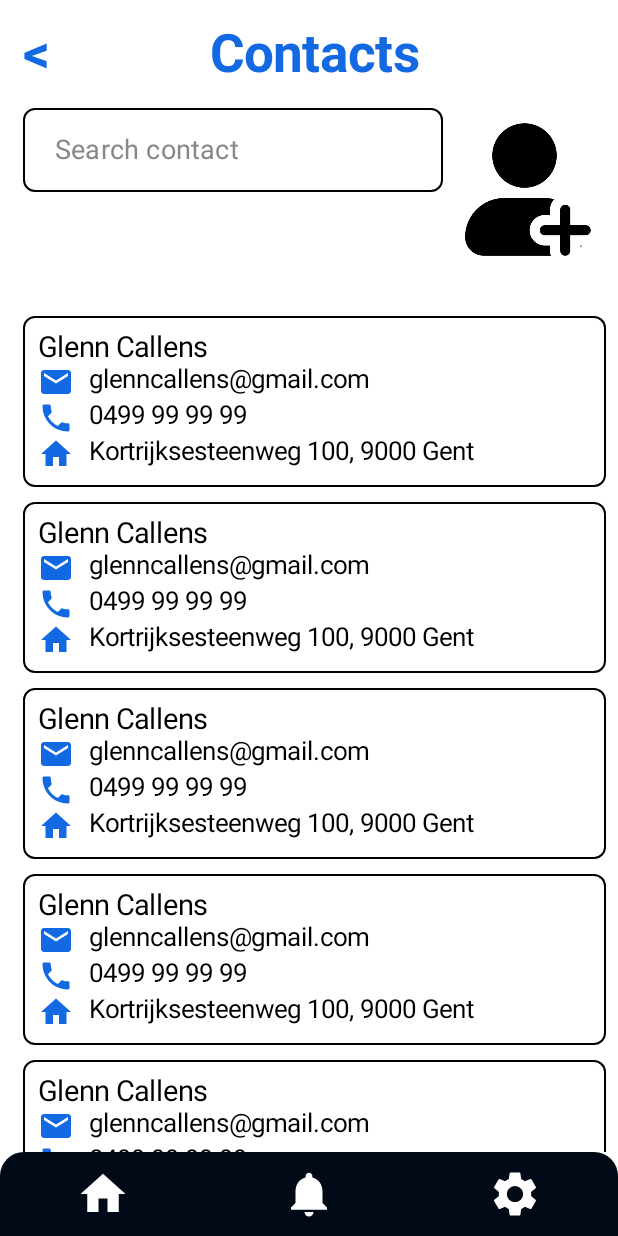
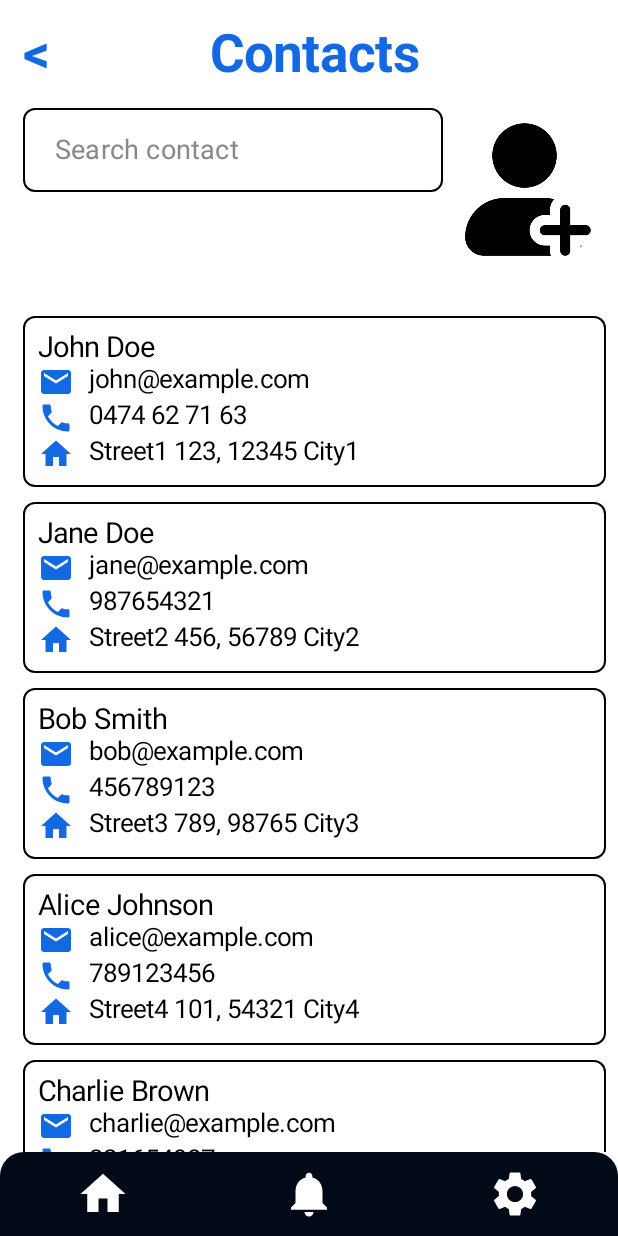
Before and after one commit to JarneLosschaert/DeliverMe-user, an Android app built with Jetpack Compose: the DeliverMeApp screen opened through its navigation route, after a tap on "Contacts", on a phone screen of 412 x 824 dp. Run offline under Robolectric (Android 15) with nearby library versions, the phone set to English and light mode, and no system bars.

Commit message:
added logic to contacts page

```diff
--- a/app/src/main/java/be/howest/jarnelosschaert/deliverme/helpers/CheckFunctions.kt
+++ b/app/src/main/java/be/howest/jarnelosschaert/deliverme/helpers/CheckFunctions.kt
@@ -24,7 +24,7 @@ fun checkValuesSignUp(
     if (phone.isBlank()) {
         errors.add("Phone number is required.")
     } else if (!isValidPhoneNumber(phone)) {
-        errors.add("Invalid phone number format.")
+        errors.add("Invalid phone number format (ex: 0499999999).")
     }
 
     if (password.isBlank()) {
@@ -66,7 +66,7 @@ fun checkAddress(HomeAddress: HomeAddress): List<String> {
     if (HomeAddress.zip.isBlank()) {
         errors.add("Zip code is required.")
     } else if (!isValidPostalCode(HomeAddress.zip)) {
-        errors.add("Invalid postal zip code format.")
+        errors.add("Invalid zip code format.")
     }
 
     if (HomeAddress.city.isBlank()) {
@@ -84,12 +84,13 @@ private fun isValidPostalCode(zip: String): Boolean {
 }
 
 private fun isValidStreet(street: String): Boolean {
+
     val streetRegex = "^[A-Za-z]+(?:[\\s-][A-Za-z]+)*\$"
     return street.matches(streetRegex.toRegex())
 }
 
 private fun isValidNumber(number: String): Boolean {
-    val numberRegex = "^[0-9]+[a-zA-Z]*\$"
+    val numberRegex = "^\\d+[a-zA-Z]*\$"
     return number.matches(numberRegex.toRegex())
 }
 
--- a/app/src/main/java/be/howest/jarnelosschaert/deliverme/logic/AppUiState.kt
+++ b/app/src/main/java/be/howest/jarnelosschaert/deliverme/logic/AppUiState.kt
@@ -13,6 +13,7 @@ import be.howest.jarnelosschaert.deliverme.logic.models.Person
 class AppUiState : ViewModel() {
 
     var contacts by mutableStateOf(emptyList<Customer>())
+    var contactsQuery by mutableStateOf("")
 
     var senderAddress by mutableStateOf(HomeAddress(-1, "", "", "", ""))
     var receiver by mutableStateOf(Customer(-1, HomeAddress(-1, "", "", "", ""), Person(-1, "", "", "")))
--- a/app/src/main/java/be/howest/jarnelosschaert/deliverme/logic/controllers/AppController.kt
+++ b/app/src/main/java/be/howest/jarnelosschaert/deliverme/logic/controllers/AppController.kt
@@ -4,9 +4,9 @@ import androidx.navigation.NavController
 import be.howest.jarnelosschaert.deliverme.helpers.checkAddress
 import be.howest.jarnelosschaert.deliverme.logic.AppUiState
 import be.howest.jarnelosschaert.deliverme.logic.data.AddressScreenStatus
+import be.howest.jarnelosschaert.deliverme.logic.data.dummyContacts
 import be.howest.jarnelosschaert.deliverme.logic.models.Customer
 import be.howest.jarnelosschaert.deliverme.logic.models.HomeAddress
-import be.howest.jarnelosschaert.deliverme.logic.models.Person
 import be.howest.jarnelosschaert.deliverme.ui.BottomNavigationScreens
 import be.howest.jarnelosschaert.deliverme.ui.OtherScreens
 
@@ -15,66 +15,12 @@ class AppController(
     private val authController: AuthController
 ) {
     val uiState: AppUiState = AppUiState()
-    val dummyCustomers: List<Customer> = listOf(
-        Customer(
-            id = 1,
-            homeAddress = HomeAddress(1, "Street1", "123", "12345", "City1"),
-            person = Person(1, "John Doe", "john@example.com", "123456789")
-        ),
-        Customer(
-            id = 2,
-            homeAddress = HomeAddress(2, "Street2", "456", "56789", "City2"),
-            person = Person(2, "Jane Doe", "jane@example.com", "987654321")
-        ),
-        // Add more customers as needed
-        Customer(
-            id = 3,
-            homeAddress = HomeAddress(3, "Street3", "789", "98765", "City3"),
-            person = Person(3, "Bob Smith", "bob@example.com", "456789123")
-        ),
-        Customer(
-            id = 4,
-            homeAddress = HomeAddress(4, "Street4", "101", "54321", "City4"),
-            person = Person(4, "Alice Johnson", "alice@example.com", "789123456")
-        ),
-        Customer(
-            id = 5,
-            homeAddress = HomeAddress(5, "Street5", "202", "11223", "City5"),
-            person = Person(5, "Charlie Brown", "charlie@example.com", "321654987")
-        ),
-        Customer(
-            id = 6,
-            homeAddress = HomeAddress(6, "Street6", "303", "33445", "City6"),
-            person = Person(6, "Eva Davis", "eva@example.com", "654987321")
-        ),
-        Customer(
-            id = 7,
-            homeAddress = HomeAddress(7, "Street7", "404", "55667", "City7"),
-            person = Person(7, "Michael White", "michael@example.com", "987321654")
-        ),
-        Customer(
-            id = 8,
-            homeAddress = HomeAddress(8, "Street8", "505", "77889", "City8"),
-            person = Person(8, "Olivia Miller", "olivia@example.com", "123456789")
-        ),
-        Customer(
-            id = 9,
-            homeAddress = HomeAddress(9, "Street9", "606", "99001", "City9"),
-            person = Person(9, "David Clark", "david@example.com", "987654321")
-        ),
-        Customer(
-            id = 10,
-            homeAddress = HomeAddress(10, "Street10", "707", "11223", "City10"),
-            person = Person(10, "Sophia Thomas", "sophia@example.com", "456789123")
-        )
-        // ...
-    )
 
     init {
         uiState.senderAddress = authController.uiState.customer.homeAddress
-        uiState.contacts = dummyCustomers
-        uiState.receiver = dummyCustomers[0]
-        uiState.receiverAddress = dummyCustomers[0].homeAddress
+        uiState.contacts = dummyContacts
+        uiState.receiver = dummyContacts[0]
+        uiState.receiverAddress = dummyContacts[0].homeAddress
     }
 
     fun onSenderAddressChange() {
@@ -108,6 +54,17 @@ class AppController(
         }
     }
 
+    fun getContacts(): List<Customer> {
+        val queryLowerCase = uiState.contactsQuery.lowercase()
+        return uiState.contacts.filter {
+            it.person.name.lowercase().contains(queryLowerCase, true) ||
+            it.person.phone.lowercase().contains(queryLowerCase, true) ||
+            it.person.email.lowercase().contains(queryLowerCase, true) ||
+            it.homeAddress.street.lowercase().contains(queryLowerCase, true) ||
+            it.homeAddress.city.lowercase().contains(queryLowerCase, true)
+        }
+    }
+
     fun goBack() {
         if (navController.currentDestination?.route == BottomNavigationScreens.Home.route) {
             //uiState.showExitDialog = true
--- /dev/null
+++ b/app/src/main/java/be/howest/jarnelosschaert/deliverme/logic/data/DummyContacts.kt
@@ -0,0 +1,59 @@
+package be.howest.jarnelosschaert.deliverme.logic.data
+
+import be.howest.jarnelosschaert.deliverme.logic.models.Customer
+import be.howest.jarnelosschaert.deliverme.logic.models.HomeAddress
+import be.howest.jarnelosschaert.deliverme.logic.models.Person
+
+val dummyContacts: List<Customer> = listOf(
+    Customer(
+        id = 1,
+        homeAddress = HomeAddress(1, "Street1", "123", "12345", "City1"),
+        person = Person(1, "John Doe", "john@example.com", "0474627163")
+    ),
+    Customer(
+        id = 2,
+        homeAddress = HomeAddress(2, "Street2", "456", "56789", "City2"),
+        person = Person(2, "Jane Doe", "jane@example.com", "987654321")
+    ),
+    Customer(
+        id = 3,
+        homeAddress = HomeAddress(3, "Street3", "789", "98765", "City3"),
+        person = Person(3, "Bob Smith", "bob@example.com", "456789123")
+    ),
+    Customer(
+        id = 4,
+        homeAddress = HomeAddress(4, "Street4", "101", "54321", "City4"),
+        person = Person(4, "Alice Johnson", "alice@example.com", "789123456")
+    ),
+    Customer(
+        id = 5,
+        homeAddress = HomeAddress(5, "Street5", "202", "11223", "City5"),
+        person = Person(5, "Charlie Brown", "charlie@example.com", "321654987")
+    ),
+    Customer(
+        id = 6,
+        homeAddress = HomeAddress(6, "Street6", "303", "33445", "City6"),
+        person = Person(6, "Eva Davis", "eva@example.com", "654987321")
+    ),
+    Customer(
+        id = 7,
+        homeAddress = HomeAddress(7, "Street7", "404", "55667", "City7"),
+        person = Person(7, "Michael White", "michael@example.com", "987321654")
+    ),
+    Customer(
+        id = 8,
+        homeAddress = HomeAddress(8, "Street8", "505", "77889", "City8"),
+        person = Person(8, "Olivia Miller", "olivia@example.com", "123456789")
+    ),
+    Customer(
+        id = 9,
+        homeAddress = HomeAddress(9, "Street9", "606", "99001", "City9"),
+        person = Person(9, "David Clark", "david@example.com", "987654321")
+    ),
+    Customer(
+        id = 10,
+        homeAddress = HomeAddress(10, "Street10", "707", "11223", "City10"),
+        person = Person(10, "Sophia Thomas", "sophia@example.com", "456789123")
+    )
+    // ...
+)
--- a/app/src/main/java/be/howest/jarnelosschaert/deliverme/logic/models/HomeAddress.kt
+++ b/app/src/main/java/be/howest/jarnelosschaert/deliverme/logic/models/HomeAddress.kt
@@ -2,7 +2,7 @@ package be.howest.jarnelosschaert.deliverme.logic.models
 
 import com.google.gson.annotations.SerializedName
 
-data class HomeAddress(
+data class HomeAddress( // change to address
     @SerializedName("id") val id: Int,
     @SerializedName("street") val street: String,
     @SerializedName("number") val number: String,
--- a/app/src/main/java/be/howest/jarnelosschaert/deliverme/logic/models/User.kt
+++ /dev/null
@@ -1,10 +0,0 @@
-package be.howest.jarnelosschaert.deliverme.logic.models
-
-class User(
-    private val id: Int,
-    private val username: String,
-    private val email: String,
-    private val password: String,
-    private val phone: String,
-) {
-}
--- a/app/src/main/java/be/howest/jarnelosschaert/deliverme/ui/DeliverMeApp.kt
+++ b/app/src/main/java/be/howest/jarnelosschaert/deliverme/ui/DeliverMeApp.kt
@@ -18,8 +18,6 @@ import androidx.navigation.compose.currentBackStackEntryAsState
 import androidx.navigation.compose.rememberNavController
 import be.howest.jarnelosschaert.deliverme.logic.controllers.AppController
 import be.howest.jarnelosschaert.deliverme.logic.controllers.AuthController
-import be.howest.jarnelosschaert.deliverme.logic.data.AddressScreenStatus
-import be.howest.jarnelosschaert.deliverme.logic.models.HomeAddress
 import be.howest.jarnelosschaert.deliverme.ui.helpers.components.roundedBottomNav
 import be.howest.jarnelosschaert.deliverme.ui.screens.*
 import be.howest.jarnelosschaert.deliverme.ui.screens.settingPages.AddressScreen
@@ -121,7 +119,10 @@ private fun AuthScreenNavigationConfigurations(
         }
         composable(OtherScreens.Contacts.route) {
             ContactsScreen(modifier = modifier,
-                onGoBack = { controller.goBack() }
+                contacts = controller.getContacts(),
+                query = controller.uiState.contactsQuery,
+                onGoBack = { controller.goBack() },
+                onQueryChange = { controller.uiState.contactsQuery = it },
             )
             onNavigation(OtherScreens.Contacts.route)
         }
--- a/app/src/main/java/be/howest/jarnelosschaert/deliverme/ui/helpers/functions/GeneralFunctions.kt
+++ b/app/src/main/java/be/howest/jarnelosschaert/deliverme/ui/helpers/functions/GeneralFunctions.kt
@@ -8,7 +8,7 @@ fun showAddress(homeAddress: HomeAddress): String {
 
 fun showPhoneNumber(phoneNumber: String): String {
     if (phoneNumber.length == 10) {
-        return "0${phoneNumber.substring(0, 2)} ${phoneNumber.substring(2, 4)} ${phoneNumber.substring(4, 6)} ${phoneNumber.substring(6, 8)} ${phoneNumber.substring(8, 10)}"
+        return "${phoneNumber.substring(0, 4)} ${phoneNumber.substring(4, 6)} ${phoneNumber.substring(6, 8)} ${phoneNumber.substring(8, 10)}"
     }
     return phoneNumber
 }
--- a/app/src/main/java/be/howest/jarnelosschaert/deliverme/ui/screens/ContactsScreen.kt
+++ b/app/src/main/java/be/howest/jarnelosschaert/deliverme/ui/screens/ContactsScreen.kt
@@ -9,7 +9,6 @@ import androidx.compose.foundation.shape.RoundedCornerShape
 import androidx.compose.material.Icon
 import androidx.compose.material.MaterialTheme
 import androidx.compose.material.icons.Icons
-import androidx.compose.material.icons.filled.Add
 import androidx.compose.material.icons.filled.Email
 import androidx.compose.material.icons.filled.Home
 import androidx.compose.material.icons.filled.Phone
@@ -20,20 +19,23 @@ import androidx.compose.ui.graphics.Color
 import androidx.compose.ui.res.painterResource
 import androidx.compose.ui.unit.dp
 import be.howest.jarnelosschaert.deliverme.R
+import be.howest.jarnelosschaert.deliverme.logic.models.Customer
 import be.howest.jarnelosschaert.deliverme.ui.helpers.components.Content
 import be.howest.jarnelosschaert.deliverme.ui.helpers.components.GeneralTextField
 import be.howest.jarnelosschaert.deliverme.ui.helpers.components.GeneralTextPopup
 import be.howest.jarnelosschaert.deliverme.ui.helpers.components.Title
+import be.howest.jarnelosschaert.deliverme.ui.helpers.functions.showAddress
 import be.howest.jarnelosschaert.deliverme.ui.helpers.functions.showPhoneNumber
 
 
 @Composable
 fun ContactsScreen(
     modifier: Modifier = Modifier,
-    onGoBack: () -> Unit
+    contacts: List<Customer>,
+    query: String,
+    onGoBack: () -> Unit,
+    onQueryChange: (String) -> Unit
 ) {
-    val query = remember { mutableStateOf("") }
-
     var displayPopup by remember { mutableStateOf(false) }
     if (displayPopup) {
         GeneralTextPopup(
@@ -48,22 +50,16 @@ fun ContactsScreen(
         Column {
             Title(text = "Contacts", onGoBack = onGoBack, withGoBack = true)
             SearchBar(
-                query = query.value,
-                onQueryChange = { query.value = it },
+                query = query,
+                onQueryChange = onQueryChange,
                 displayContactPopup = { displayPopup = true }
             )
             LazyColumn(content =
             {
                 item {
-                    Contact()
-                    Contact()
-                    Contact()
-                    Contact()
-                    Contact()
-                    Contact()
-                    Contact()
-                    Contact()
-                    Contact()
+                    for (contact in contacts) {
+                        Contact(contact = contact)
+                    }
                 }
             })
         }
@@ -102,18 +98,18 @@ fun SearchBar(
 }
 
 @Composable
-fun Contact() {
+fun Contact(contact: Customer) {
     Column(
         modifier = Modifier
             .fillMaxWidth()
             .border(1.dp, Color.Black, RoundedCornerShape(8.dp))
             .padding(10.dp),
     ) {
-        Content(text = "Glenn Callens", fontSize = 19)
+        Content(text = contact.person.name, fontSize = 19)
 
-        Info(text = "glenncallens@gmail.com", isEmail = true)
-        Info(text = showPhoneNumber("0499 99 99 99"), isPhone = true)
-        Info(text = "Kortrijksesteenweg 100, 9000 Gent")
+        Info(text = contact.person.email, isEmail = true)
+        Info(text = showPhoneNumber(contact.person.phone), isPhone = true)
+        Info(text = showAddress(contact.homeAddress))
     }
     Spacer(modifier = Modifier.height(10.dp))
 }
```
